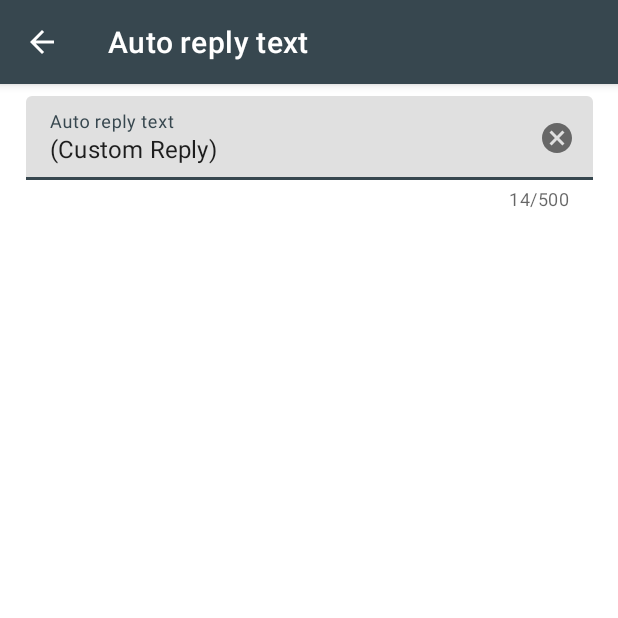
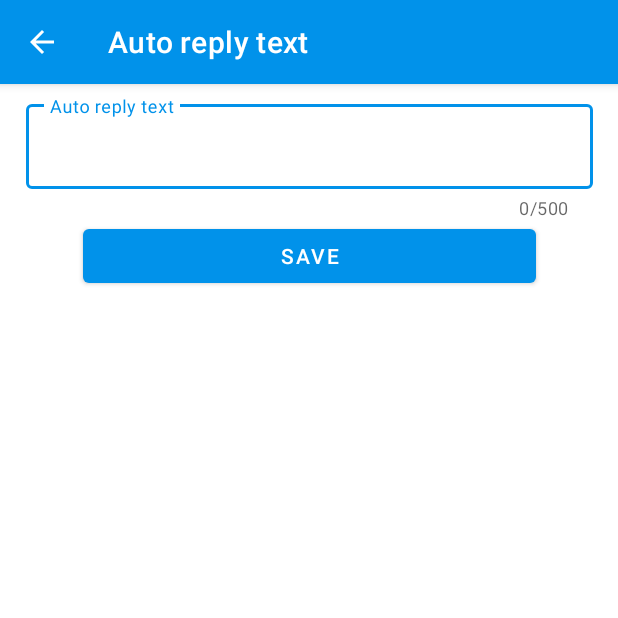
Before and after one commit to adeekshith/watomatic, an Android app: the CustomReplyEditorActivity screen opened directly, with no data from a screen before it, on a phone screen of 412 x 824 dp, the top half of it. Run offline under Robolectric (Android 15) with nearby library versions, the phone set to English and light mode, and no system bars.

Commit message:
Add Save button and update theme

```diff
--- a/app/src/main/res/layout/activity_custom_reply_editor.xml
+++ b/app/src/main/res/layout/activity_custom_reply_editor.xml
@@ -7,6 +7,7 @@
     tools:context=".CustomReplyEditorActivity">
 
     <com.google.android.material.textfield.TextInputLayout
+        android:id="@+id/textInputLayout"
         android:layout_width="378dp"
         android:layout_height="wrap_content"
         android:layout_marginStart="8dp"
@@ -15,6 +16,7 @@
         app:counterEnabled="true"
         app:counterMaxLength="500"
         app:endIconMode="clear_text"
+        style="@style/Widget.MaterialComponents.TextInputLayout.OutlinedBox"
         app:layout_constraintEnd_toStartOf="@+id/guidelineRight"
         app:layout_constraintStart_toStartOf="@+id/guidelineLeft"
         app:layout_constraintTop_toTopOf="parent">
@@ -23,7 +25,7 @@
             android:layout_width="match_parent"
             android:layout_height="wrap_content"
             android:hint="@string/mainAutoReplyLabel"
-            android:text="@string/mainAutoReplyTextPlaceholder" />
+            />
     </com.google.android.material.textfield.TextInputLayout>
 
     <androidx.constraintlayout.widget.Guideline
@@ -39,4 +41,15 @@
         android:layout_height="wrap_content"
         android:orientation="vertical"
         app:layout_constraintGuide_begin="16dp" />
+
+    <Button
+        android:id="@+id/saveCustomReply"
+        android:layout_width="302dp"
+        android:layout_height="wrap_content"
+        android:layout_marginStart="8dp"
+        android:layout_marginEnd="8dp"
+        android:text="Save"
+        app:layout_constraintEnd_toStartOf="@+id/guidelineRight"
+        app:layout_constraintStart_toStartOf="@+id/guidelineLeft"
+        app:layout_constraintTop_toBottomOf="@+id/textInputLayout" />
 </androidx.constraintlayout.widget.ConstraintLayout>
--- a/app/src/main/res/values-night/themes.xml
+++ b/app/src/main/res/values-night/themes.xml
@@ -2,17 +2,17 @@
     <!-- Base application theme. -->
     <style name="Theme.WaReply" parent="Theme.MaterialComponents.DayNight.DarkActionBar">
         <!-- Primary brand color. -->
-        <item name="colorPrimary">@color/blue_gray_800</item>
-        <item name="colorPrimaryVariant">@color/blue_gray_900</item>
-        <item name="colorOnPrimary">@color/black</item>
+        <item name="colorPrimary">@color/blue_800</item>
+        <item name="colorPrimaryVariant">@color/blue_900</item>
+        <item name="colorOnPrimary">@color/white</item>
         <!-- Secondary brand color. -->
         <item name="colorSecondary">@color/teal_200</item>
         <item name="colorSecondaryVariant">@color/teal_700</item>
         <item name="colorOnSecondary">@color/black</item>
         <!-- Status bar color. -->
-        <!--<item name="android:statusBarColor" tools:targetApi="l">?attr/colorPrimaryVariant</item>-->
+        <item name="android:statusBarColor" tools:targetApi="l">?attr/colorPrimaryVariant</item>
         <!-- Customize your theme here. -->
-        <!--<item name="colorSurface">#424242</item>--> <!-- Actionbar color -->
+        <item name="colorSurface">?attr/colorPrimary</item> <!-- Actionbar color -->
 
     </style>
 </resources>
--- a/app/src/main/res/values/colors.xml
+++ b/app/src/main/res/values/colors.xml
@@ -1,6 +1,10 @@
 <?xml version="1.0" encoding="utf-8"?>
 <resources>
     <color name="gray_500">#9e9e9e</color>
+    <color name="blue_500">#0192ea</color>
+    <color name="blue_700">#0071ca</color>
+    <color name="blue_800">#0061b8</color>
+    <color name="blue_900">#004399</color>
     <color name="blue_gray_800">#37474f</color>
     <color name="blue_gray_900">#263238</color>
     <color name="teal_200">#FF03DAC5</color>
--- a/app/src/main/res/values/themes.xml
+++ b/app/src/main/res/values/themes.xml
@@ -2,8 +2,8 @@
     <!-- Base application theme. -->
     <style name="Theme.WaReply" parent="Theme.MaterialComponents.DayNight.DarkActionBar">
         <!-- Primary brand color. -->
-        <item name="colorPrimary">@color/blue_gray_800</item>
-        <item name="colorPrimaryVariant">@color/blue_gray_900</item>
+        <item name="colorPrimary">@color/blue_500</item>
+        <item name="colorPrimaryVariant">@color/blue_700</item>
         <item name="colorOnPrimary">@color/white</item>
         <!-- Secondary brand color. -->
         <item name="colorSecondary">@color/teal_200</item>
```
